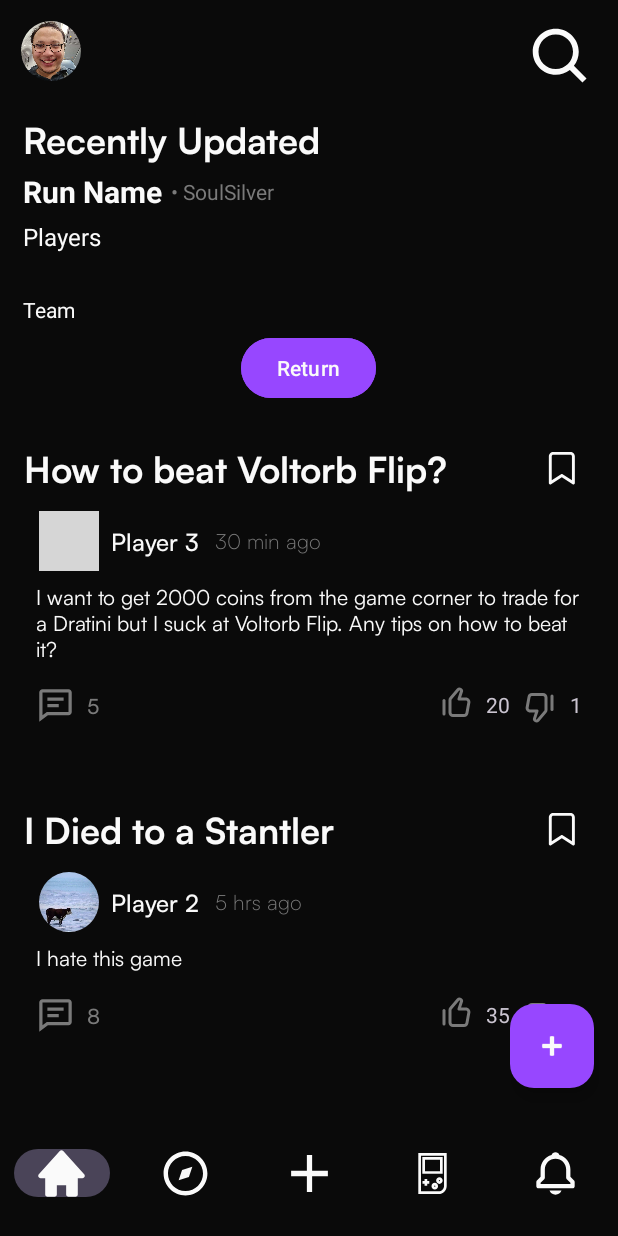
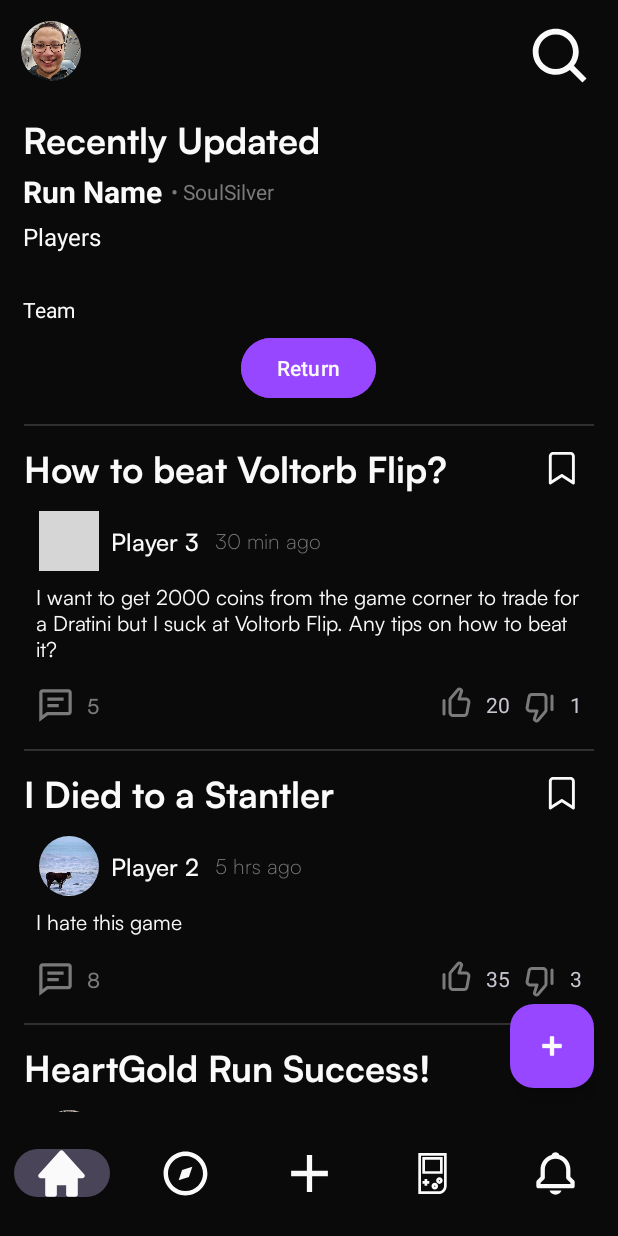
Before and after one commit to daniellalimbag/Pokesoul, an Android app: the screen it shows after launch (MainActivity), on a phone screen of 412 x 824 dp. Run offline under Robolectric (Android 15) with nearby library versions, the phone set to English and light mode, and no system bars; our stand-ins replace navigation-ui; grey boxes are pictures that could not be loaded.

Commit message:
feat: Minor changes to display

```diff
--- a/app/src/main/java/com/mobdeve/s21/pokesoul/helper/DataHelper.kt
+++ b/app/src/main/java/com/mobdeve/s21/pokesoul/helper/DataHelper.kt
@@ -124,7 +124,7 @@
             Post(
                 title = "HeartGold Run Success!",
                 creator = user1,
-                time = "2024-10-17 17:30",
+                time = "12 hrs ago",
                 content = "Finally finished my HeartGold run. I love this game.",
                 commentCount = 3,
                 likeCount = 15,
--- /dev/null
+++ b/app/src/main/res/layout/add_post.xml
@@ -0,0 +1,6 @@
+<?xml version="1.0" encoding="utf-8"?>
+<androidx.constraintlayout.widget.ConstraintLayout xmlns:android="http://schemas.android.com/apk/res/android"
+    android:layout_width="match_parent"
+    android:layout_height="match_parent">
+
+</androidx.constraintlayout.widget.ConstraintLayout>
--- a/app/src/main/res/layout/fragment_home.xml
+++ b/app/src/main/res/layout/fragment_home.xml
@@ -152,6 +152,7 @@
         android:id="@+id/postsSrl"
         android:layout_width="match_parent"
         android:layout_height="0dp"
+        android:layout_marginTop="8dp"
         app:layout_constraintBottom_toBottomOf="parent"
         app:layout_constraintEnd_toEndOf="parent"
         app:layout_constraintHorizontal_bias="1.0"
--- a/app/src/main/res/layout/fragment_summary.xml
+++ b/app/src/main/res/layout/fragment_summary.xml
@@ -21,6 +21,7 @@
             android:id="@+id/runTitleTv"
             android:layout_width="wrap_content"
             android:layout_height="wrap_content"
+            android:fontFamily="@font/satoshi_bold"
             android:text="Summary Fragment"
             android:textColor="@color/white"
             android:textSize="24sp" />
@@ -29,6 +30,7 @@
             android:id="@+id/gameTitleTv"
             android:layout_width="wrap_content"
             android:layout_height="wrap_content"
+            android:fontFamily="@font/satoshi_medium"
             android:text="TextView"
             android:textColor="@color/boulder"
             android:textSize="16sp" />
--- a/app/src/main/res/layout/item_post.xml
+++ b/app/src/main/res/layout/item_post.xml
@@ -4,15 +4,24 @@
     xmlns:tools="http://schemas.android.com/tools"
     android:layout_width="match_parent"
     android:layout_height="wrap_content"
-    android:layout_margin="16dp"
+    android:layout_marginLeft="16dp"
+    android:layout_marginRight="16dp"
     android:background="@color/black"
     android:paddingBottom="8dp">
+
+    <View
+        android:layout_width="match_parent"
+        android:layout_height="1dp"
+        android:background="#303030"
+        android:paddingBottom="16dp"
+        app:layout_constraintTop_toTopOf="parent" />
 
     <LinearLayout
         android:id="@+id/postLl"
         android:layout_width="match_parent"
         android:layout_height="wrap_content"
         android:orientation="vertical"
+        android:paddingTop="8dp"
         app:layout_constraintTop_toTopOf="parent">
 
         <LinearLayout
```
